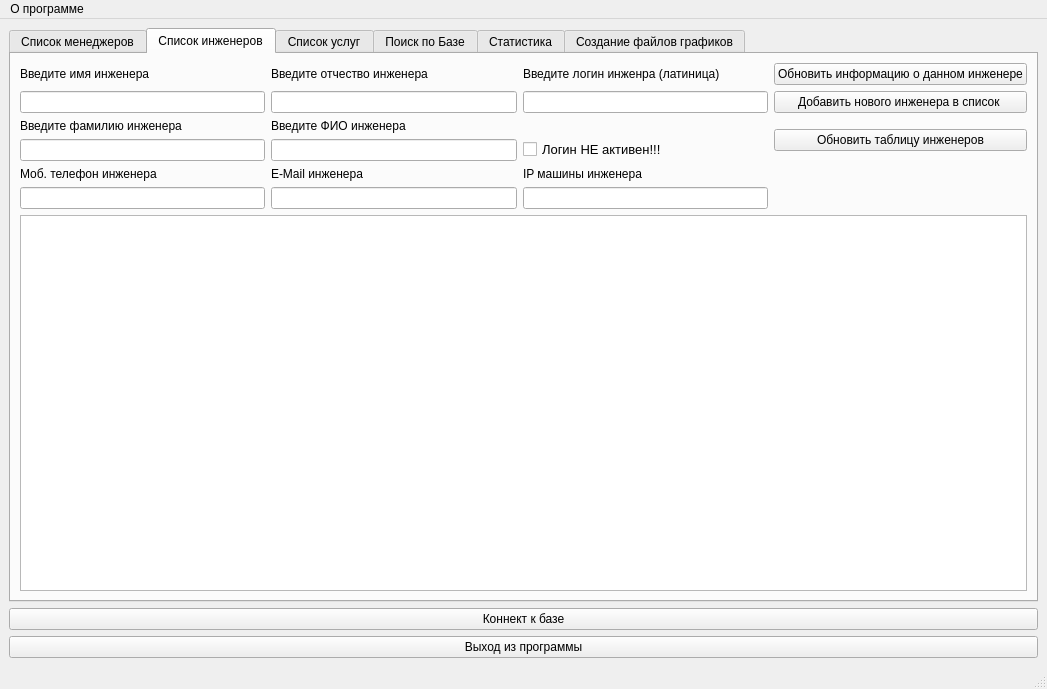
First picture: the form in solutions/pyqt4.ui, repository petro-ew/test1, before the edit.
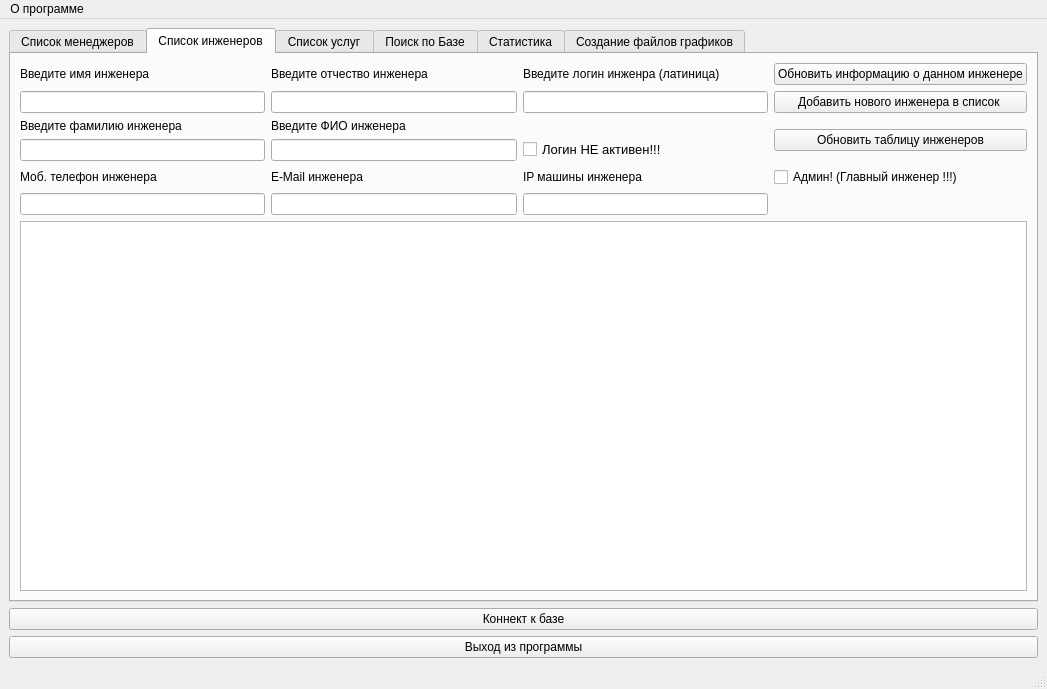
Second picture: the form after the edit. The open tabs and pages were chosen to show the change.

The edit to the form file:
```diff
--- a/solutions/pyqt4.ui
+++ b/solutions/pyqt4.ui
@@ -303,39 +303,52 @@
             </property>
            </widget>
           </item>
-          <item row="6" column="1">
+          <item row="7" column="1">
            <widget class="QLineEdit" name="lineEdit_tel_eng"/>
           </item>
-          <item row="5" column="1">
+          <item row="6" column="1">
            <widget class="QLabel" name="label_tel_eng">
             <property name="text">
              <string>Моб. телефон инженера</string>
             </property>
            </widget>
           </item>
-          <item row="5" column="2">
+          <item row="6" column="2">
            <widget class="QLabel" name="label_email_eng">
             <property name="text">
              <string>E-Mail инженера</string>
             </property>
            </widget>
           </item>
-          <item row="6" column="2">
-           <widget class="QLineEdit" name="lineEdit_mail_eng"/>
+          <item row="7" column="2">
+           <widget class="QLineEdit" name="lineEdit_email_eng"/>
           </item>
-          <item row="7" column="1" colspan="4">
+          <item row="8" column="1" colspan="4">
            <widget class="QTableWidget" name="tableWidget_eng"/>
           </item>
-          <item row="5" column="3">
+          <item row="6" column="3">
            <widget class="QLabel" name="label_ip_eng">
             <property name="text">
              <string>IP машины инженера</string>
             </property>
            </widget>
           </item>
-          <item row="6" column="3">
+          <item row="7" column="3">
            <widget class="QLineEdit" name="lineEdit_ip_eng"/>
           </item>
+          <item row="6" column="4">
+           <widget class="QCheckBox" name="checkBox__eng_admin">
+            <property name="font">
+             <font>
+              <weight>50</weight>
+              <bold>false</bold>
+             </font>
+            </property>
+            <property name="text">
+             <string>Админ! (Главный инженер !!!)</string>
+            </property>
+           </widget>
+          </item>
          </layout>
         </widget>
         <widget class="QWidget" name="tab_3">
```
Left out of the diff: 56 changed lines with no effect on the pictures.
